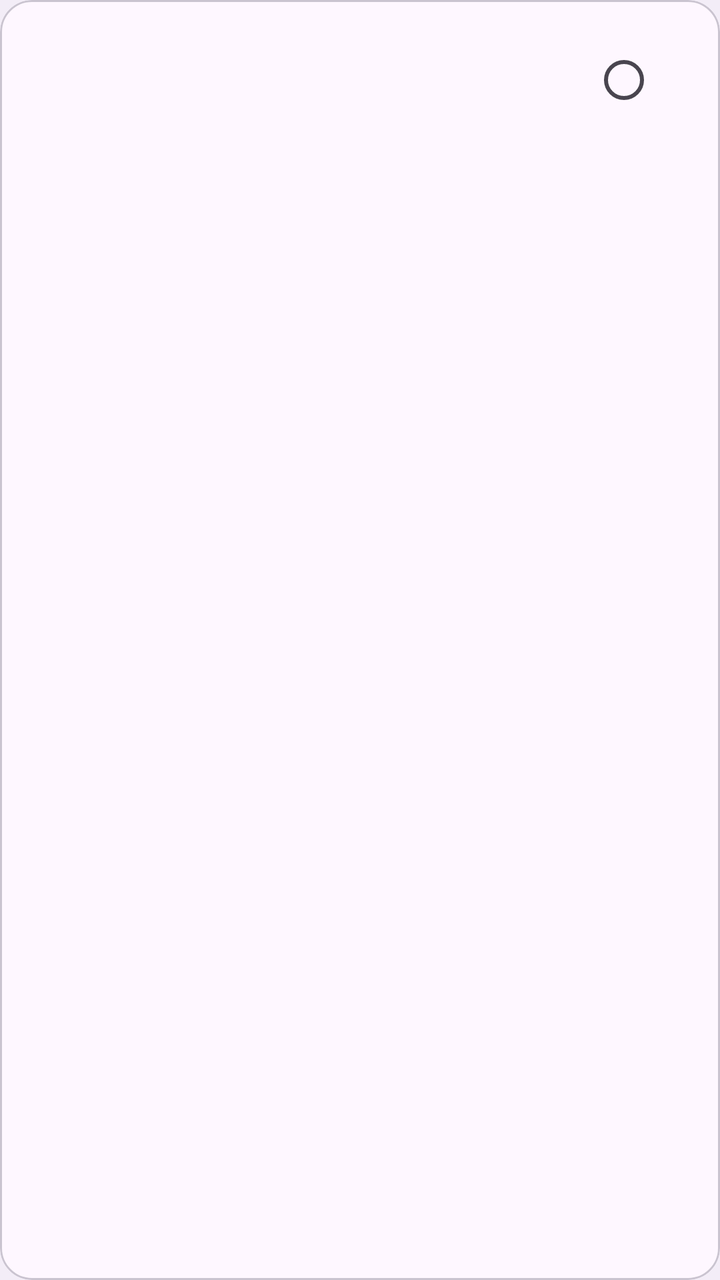
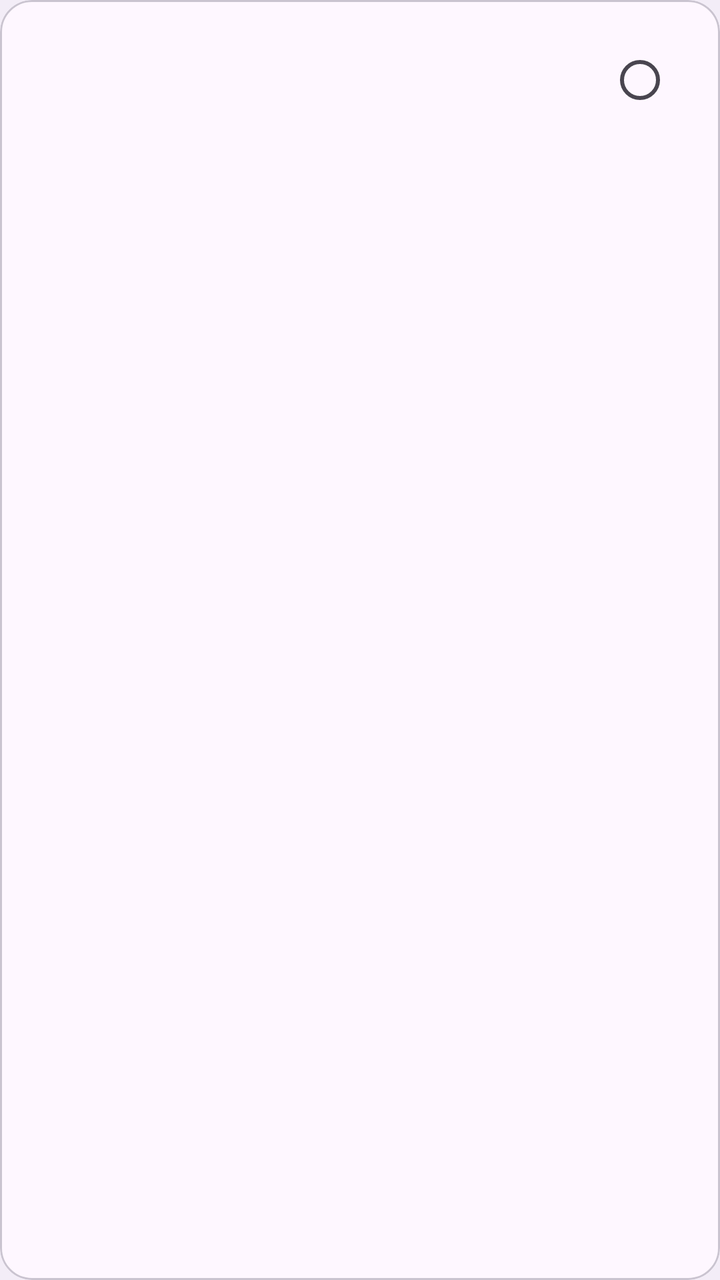

The first picture is an Android layout as it rendered before a commit; the second is the same layout after the commit. The layout source and the unified diff follow.
<!-- AndroidManifest.xml: application theme Theme.KharkivMetro -->
<!-- res/layout/item_city.xml -->
<?xml version="1.0" encoding="utf-8"?>
<com.google.android.material.card.MaterialCardView
        xmlns:android="http://schemas.android.com/apk/res/android"
        xmlns:app="http://schemas.android.com/apk/res-auto"
        android:layout_width="match_parent"
        android:layout_height="wrap_content"
        android:layout_marginBottom="12dp"
        android:clickable="true"
        android:focusable="true"
        app:cardCornerRadius="16dp"
        app:cardElevation="0dp"
        app:strokeColor="?attr/colorOutlineVariant"
        app:strokeWidth="1dp">

    <LinearLayout
            android:layout_width="match_parent"
            android:layout_height="wrap_content"
            android:gravity="center_vertical"
            android:minHeight="72dp"
            android:orientation="horizontal"
            android:padding="16dp">

        <TextView
                android:id="@+id/cityName"
                android:layout_width="0dp"
                android:layout_height="wrap_content"
                android:layout_weight="1"
                android:textAppearance="?attr/textAppearanceTitleMedium" />

        <RadioButton
                android:id="@+id/cityRadio"
                android:layout_width="wrap_content"
                android:layout_height="wrap_content"
                android:clickable="false"
                android:focusable="false" />

    </LinearLayout>

</com.google.android.material.card.MaterialCardView>
<!-- resources referenced by this layout -->
<resources>
  <style name="Theme.KharkivMetro" parent="@style/Theme.Material3.DayNight.NoActionBar">
          <item name="android:statusBarColor">@android:color/transparent</item>
          <item name="android:windowLightStatusBar">true</item>
          
          <item name="android:windowBackground">?attr/colorSurfaceContainer</item>
      </style>
</resources>

<!-- the commit's change to res/layout/item_city.xml (unified diff, before → after) -->
@@ -16,14 +16,21 @@
             android:layout_width="match_parent"
             android:layout_height="wrap_content"
             android:gravity="center_vertical"
-            android:minHeight="72dp"
-            android:orientation="horizontal"
-            android:padding="16dp">
+            android:minHeight="64dp"
+            android:orientation="horizontal">
+
+        <com.google.android.material.imageview.ShapeableImageView
+                android:id="@+id/cityImage"
+                android:layout_width="112dp"
+                android:layout_height="80dp"
+                android:scaleType="centerCrop"
+                app:shapeAppearanceOverlay="@style/CityImageLeftRounded" />
 
         <TextView
                 android:id="@+id/cityName"
                 android:layout_width="0dp"
                 android:layout_height="wrap_content"
+                android:layout_marginStart="16dp"
                 android:layout_weight="1"
                 android:textAppearance="?attr/textAppearanceTitleMedium" />
 
@@ -31,6 +38,7 @@
                 android:id="@+id/cityRadio"
                 android:layout_width="wrap_content"
                 android:layout_height="wrap_content"
+                android:layout_marginEnd="8dp"
                 android:clickable="false"
                 android:focusable="false" />
 
<!-- resource entries referenced after the edit -->
@@ -1,5 +1,12 @@
 <!-- resources referenced by this layout -->
 <resources>
+  <style name="CityImageLeftRounded">
+          <item name="cornerFamily">rounded</item>
+          <item name="cornerSizeTopLeft">16dp</item>
+          <item name="cornerSizeBottomLeft">16dp</item>
+          <item name="cornerSizeTopRight">0dp</item>
+          <item name="cornerSizeBottomRight">0dp</item>
+      </style>
   <style name="Theme.KharkivMetro" parent="@style/Theme.Material3.DayNight.NoActionBar">
           <item name="android:statusBarColor">@android:color/transparent</item>
           <item name="android:windowLightStatusBar">true</item>
